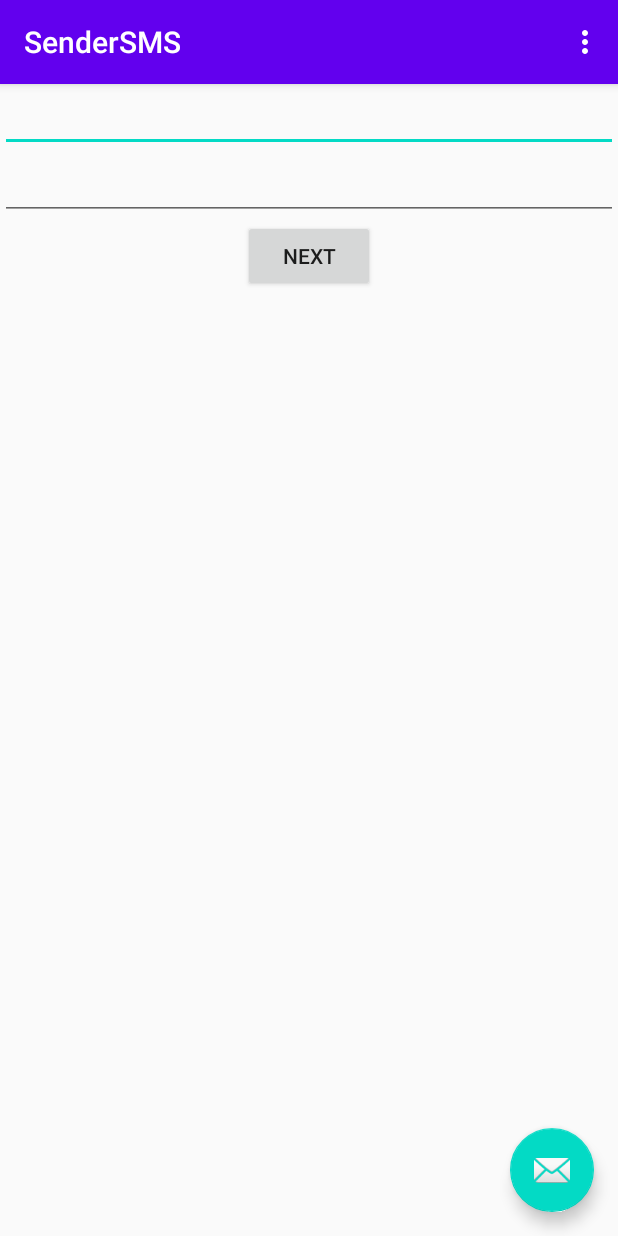
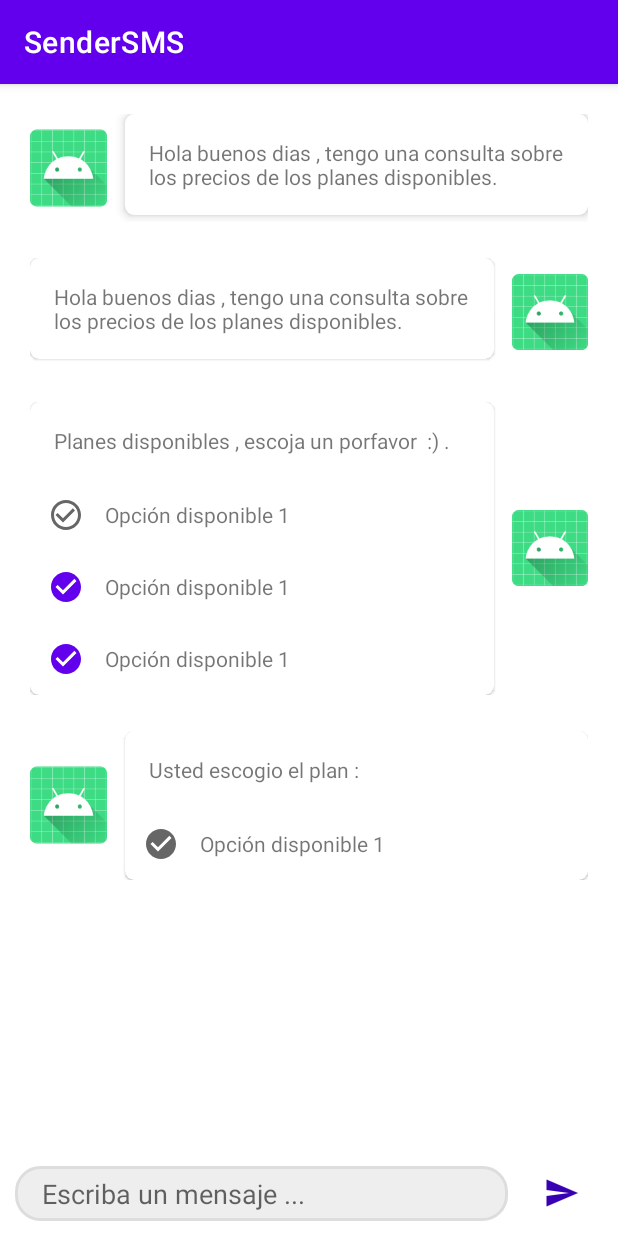
Before and after one commit to LaNsDiego/SenderSms, an Android app: the screen it shows after launch (MainActivity before the commit, ChatBotActivity after it), on a phone screen of 412 x 824 dp. Run offline under Robolectric (Android 15) with nearby library versions, the phone set to English and light mode, and no system bars.

Commit message:
chat inteface

```diff
--- a/app/build.gradle
+++ b/app/build.gradle
@@ -29,6 +29,12 @@ dependencies {
     implementation 'androidx.constraintlayout:constraintlayout:2.0.4'
     implementation 'androidx.navigation:navigation-fragment:2.3.2'
     implementation 'androidx.navigation:navigation-ui:2.3.2'
+    implementation 'com.google.android.material:material:1.2.0'
+    //POI
+//    implementation "org.apache.poi:poi:3.17"
+    implementation files('libs/poishadow-all.jar')
+//    implementation "org.apache.poi:poi-ooxml:3.17"
+
     testImplementation 'junit:junit:4.12'
     androidTestImplementation 'androidx.test.ext:junit:1.1.2'
     androidTestImplementation 'androidx.test.espresso:espresso-core:3.3.0'
--- a/app/src/main/java/com/example/sendersms/FirstFragment.java
+++ b/app/src/main/java/com/example/sendersms/FirstFragment.java
@@ -5,26 +5,56 @@ import android.content.Intent;
 import android.content.pm.PackageManager;
 import android.net.Uri;
 import android.os.Bundle;
-import android.provider.Telephony;
+import android.util.Log;
 import android.view.LayoutInflater;
 import android.view.View;
 import android.view.ViewGroup;
+import android.widget.Button;
 import android.widget.EditText;
+import android.widget.TextView;
 import android.widget.Toast;
 
 import androidx.annotation.NonNull;
 import androidx.core.app.ActivityCompat;
 import androidx.core.content.ContextCompat;
 import androidx.fragment.app.Fragment;
-import androidx.navigation.fragment.NavHostFragment;
 
 import 	android.telephony.SmsManager;
 
+import org.apache.poi.ss.usermodel.Cell;
+import org.apache.poi.ss.usermodel.Row;
+import org.apache.poi.xssf.usermodel.XSSFCell;
+import org.apache.poi.xssf.usermodel.XSSFRow;
+import org.apache.poi.xssf.usermodel.XSSFSheet;
+import org.apache.poi.xssf.usermodel.XSSFWorkbook;
+
+import java.io.InputStream;
+import java.util.Iterator;
+
 public class FirstFragment extends Fragment {
 
+    static {
+        System.setProperty(
+                "org.apache.poi.javax.xml.stream.XMLInputFactory",
+                "com.fasterxml.aalto.stax.InputFactoryImpl"
+        );
+        System.setProperty(
+                "org.apache.poi.javax.xml.stream.XMLOutputFactory",
+                "com.fasterxml.aalto.stax.OutputFactoryImpl"
+        );
+        System.setProperty(
+                "org.apache.poi.javax.xml.stream.XMLEventFactory",
+                "com.fasterxml.aalto.stax.EventFactoryImpl"
+        );
+    }
+
+    private static final int RESULT_OK = 25;
+    private static final int REQUEST_CODE_XLSX = 10;
+    private TextView textView;
     private static final int MY_PERMISSIONS_REQUEST_SEND_SMS = 100;
+    private static final String TAG = "FF";
     EditText edtPhoneNumber , edtMessage;
-
+    Uri uriXlsx;
     @Override
     public View onCreateView(
             LayoutInflater inflater, ViewGroup container,
@@ -37,16 +67,25 @@ public class FirstFragment extends Fragment {
     public void onViewCreated(@NonNull View view, Bundle savedInstanceState) {
         super.onViewCreated(view, savedInstanceState);
 
-
+        textView = view.findViewById(R.id.textview);
         edtPhoneNumber = view.findViewById(R.id.edt_phone_number);
-        edtMessage =  view.findViewById(R.id.edt_phone_number);
-
+        edtMessage =  view.findViewById(R.id.edt_message);
+        Button btnCargarXlsx = view.findViewById(R.id.btn_cargar_xlsx);
         view.findViewById(R.id.button_first).setOnClickListener(new View.OnClickListener() {
             @Override
             public void onClick(View view) {
 //                NavHostFragment.findNavController(FirstFragment.this)
 //                        .navigate(R.id.action_FirstFragment_to_SecondFragment);
                 smsSendMessage(edtPhoneNumber.getText().toString() , edtMessage.getText().toString());
+            }
+        });
+        btnCargarXlsx.setOnClickListener(new View.OnClickListener() {
+            @Override
+            public void onClick(View view) {
+                Intent intent = new Intent(Intent.ACTION_GET_CONTENT);
+//                intent.setType("application/xlsx");
+                intent.setType("application/vnd.openxmlformats-officedocument.spreadsheetml.sheet");
+                startActivityForResult(intent, REQUEST_CODE_XLSX);
             }
         });
         checkPermission();
@@ -76,11 +115,72 @@ public class FirstFragment extends Fragment {
                 .sendTextMessage(phoneNumber, null,
                         mensaje,
                         null, null);
+    }
 
-//        if (smsIntent.resolveActivity(getContext().getPackageManager()) != null) {
-//            startActivity(smsIntent);
-//        } else {
-//            Toast.makeText(getContext(), "Error al enviar mensaje", Toast.LENGTH_SHORT).show();
-//        }
+    public void readExcelFileFromAssets(Uri uriXlsx) {
+        try {
+
+          InputStream stream = getContext().getContentResolver().openInputStream(uriXlsx);
+
+            // Create a workbook using the File System
+            XSSFWorkbook myWorkBook = new XSSFWorkbook (stream);
+
+            // Get the first sheet from workbook
+            XSSFSheet mySheet = myWorkBook.getSheetAt(0);
+
+            // We now need something to iterate through the cells.
+            Iterator<Row> rowIter = mySheet.rowIterator();
+            int rowno =0;
+            textView.append("\n");
+            while (rowIter.hasNext()) {
+                Log.e(TAG, " row no "+ rowno );
+                XSSFRow myRow = (XSSFRow) rowIter.next();
+                if(rowno !=0) {
+                    Iterator<Cell> cellIter = myRow.cellIterator();
+                    int colno =0;
+                    String sno="", date="", det="";
+                    while (cellIter.hasNext()) {
+                        XSSFCell myCell = (XSSFCell) cellIter.next();
+                        if (colno==0){
+                            sno = myCell.toString();
+                        }else if (colno==1){
+                            date = myCell.toString();
+                        }else if (colno==2){
+                            det = myCell.toString();
+                        }
+                        colno++;
+                        Log.e(TAG, " Index :" + myCell.getColumnIndex() + " -- " + myCell.toString());
+                    }
+                    textView.append( sno + " -- "+ date+ "  -- "+ det+"\n");
+                }
+                rowno++;
+            }
+        } catch (Exception e) {
+            Log.e(TAG, "error "+ e.toString());
+        }
+    }
+
+    @Override
+    public void onActivityResult(int requestCode, int resultCode, Intent data) {
+
+        switch (requestCode) {
+
+            case REQUEST_CODE_XLSX:
+
+//                if (resultCode == RESULT_OK) {
+                    try {
+                        uriXlsx = data.getData();
+                        readExcelFileFromAssets(uriXlsx);
+                        Toast.makeText(getContext(), uriXlsx.toString(), Toast.LENGTH_LONG).show();
+                    }catch (Exception e){
+                        Toast.makeText(getContext(), "NO SELECIONADO", Toast.LENGTH_LONG).show();
+                        e.printStackTrace();
+                    }
+
+//                }
+                break;
+
+        }
+
     }
 }
--- /dev/null
+++ b/app/src/main/java/com/example/sendersms/views/ChatBotActivity.java
@@ -0,0 +1,16 @@
+package com.example.sendersms.views;
+
+import androidx.appcompat.app.AppCompatActivity;
+
+import android.os.Bundle;
+
+import com.example.sendersms.R;
+
+public class ChatBotActivity extends AppCompatActivity {
+
+    @Override
+    protected void onCreate(Bundle savedInstanceState) {
+        super.onCreate(savedInstanceState);
+        setContentView(R.layout.activity_chat_bot);
+    }
+}
--- /dev/null
+++ b/app/src/main/res/drawable/ic_baseline_check_circle_24.xml
@@ -0,0 +1,10 @@
+<vector xmlns:android="http://schemas.android.com/apk/res/android"
+    android:width="24dp"
+    android:height="24dp"
+    android:viewportWidth="24"
+    android:viewportHeight="24"
+    android:tint="?attr/colorControlNormal">
+  <path
+      android:fillColor="@android:color/white"
+      android:pathData="M12,2C6.48,2 2,6.48 2,12s4.48,10 10,10 10,-4.48 10,-10S17.52,2 12,2zM10,17l-5,-5 1.41,-1.41L10,14.17l7.59,-7.59L19,8l-9,9z"/>
+</vector>
--- /dev/null
+++ b/app/src/main/res/drawable/ic_baseline_check_circle_outline_24.xml
@@ -0,0 +1,10 @@
+<vector xmlns:android="http://schemas.android.com/apk/res/android"
+    android:width="24dp"
+    android:height="24dp"
+    android:viewportWidth="24"
+    android:viewportHeight="24"
+    android:tint="?attr/colorControlNormal">
+  <path
+      android:fillColor="@android:color/white"
+      android:pathData="M16.59,7.58L10,14.17l-3.59,-3.58L5,12l5,5 8,-8zM12,2C6.48,2 2,6.48 2,12s4.48,10 10,10 10,-4.48 10,-10S17.52,2 12,2zM12,20c-4.42,0 -8,-3.58 -8,-8s3.58,-8 8,-8 8,3.58 8,8 -3.58,8 -8,8z"/>
+</vector>
--- /dev/null
+++ b/app/src/main/res/drawable/ic_baseline_send_24.xml
@@ -0,0 +1,10 @@
+<vector xmlns:android="http://schemas.android.com/apk/res/android"
+    android:width="24dp"
+    android:height="24dp"
+    android:viewportWidth="24"
+    android:viewportHeight="24"
+    android:tint="?attr/colorControlNormal">
+  <path
+      android:fillColor="@android:color/white"
+      android:pathData="M2.01,21L23,12 2.01,3 2,10l15,2 -15,2z"/>
+</vector>
--- /dev/null
+++ b/app/src/main/res/drawable/rounded_edit_text.xml
@@ -0,0 +1,11 @@
+<?xml version="1.0" encoding="utf-8"?>
+<shape xmlns:android="http://schemas.android.com/apk/res/android" android:shape="rectangle">
+    <stroke
+        android:width="2dp"
+        android:color="#DDD" />
+    <solid android:color="#EEE"/>
+    <corners android:topRightRadius="16dp"
+        android:topLeftRadius="16dp"
+        android:bottomLeftRadius="16dp"
+        android:bottomRightRadius="16dp"/>
+</shape>
--- /dev/null
+++ b/app/src/main/res/layout/activity_chat_bot.xml
@@ -0,0 +1,258 @@
+<?xml version="1.0" encoding="utf-8"?>
+<LinearLayout xmlns:android="http://schemas.android.com/apk/res/android"
+    xmlns:app="http://schemas.android.com/apk/res-auto"
+    xmlns:tools="http://schemas.android.com/tools"
+    android:layout_width="match_parent"
+    android:layout_height="match_parent"
+    android:orientation="vertical"
+    tools:context=".views.ChatBotActivity">
+
+    <ScrollView
+        android:layout_weight="1"
+        android:scrollbars="vertical"
+        android:layout_width="match_parent"
+        android:layout_height="wrap_content">
+
+
+    <LinearLayout
+
+        android:layout_width="match_parent"
+        android:layout_height="wrap_content"
+        android:padding="8dp"
+        android:orientation="vertical">
+
+        <!-- MESSAGE -->
+        <LinearLayout
+                android:padding="12dp"
+                android:layout_width="match_parent"
+                android:layout_height="wrap_content"
+                android:orientation="horizontal">
+
+            <androidx.appcompat.widget.AppCompatImageView
+                android:layout_weight="1"
+                android:layout_gravity="center_vertical"
+                android:src="@mipmap/ic_launcher_round"
+                android:layout_marginRight="12dp"
+                android:layout_width="wrap_content"
+                android:layout_height="wrap_content"/>
+
+                <com.google.android.material.card.MaterialCardView
+                    android:layout_weight="3"
+                        app:cardCornerRadius="6dp"
+                        app:cardElevation="4dp"
+                        android:layout_width="match_parent"
+                        android:layout_height="wrap_content">
+
+                    <TextView
+                        android:padding="16dp"
+                        android:layout_width="match_parent"
+                        android:layout_height="wrap_content"
+                        android:text="Hola buenos dias , tengo una consulta sobre los precios de los planes disponibles."/>
+                </com.google.android.material.card.MaterialCardView>
+        </LinearLayout>
+
+        <LinearLayout
+            android:padding="12dp"
+            android:layout_width="match_parent"
+            android:layout_height="wrap_content"
+            android:orientation="horizontal">
+
+            <com.google.android.material.card.MaterialCardView
+                android:layout_weight="3"
+                app:cardCornerRadius="6dp"
+                android:layout_width="match_parent"
+                android:layout_height="wrap_content">
+
+                <TextView
+                    android:padding="16dp"
+                    android:layout_width="match_parent"
+                    android:layout_height="wrap_content"
+                    android:text="Hola buenos dias , tengo una consulta sobre los precios de los planes disponibles."/>
+            </com.google.android.material.card.MaterialCardView>
+
+            <androidx.appcompat.widget.AppCompatImageView
+                android:layout_weight="1"
+                android:layout_gravity="center_vertical"
+                android:src="@mipmap/ic_launcher_round"
+                android:layout_marginLeft="12dp"
+                android:layout_width="wrap_content"
+                android:layout_height="wrap_content"/>
+
+        </LinearLayout>
+
+        <!--      MESSAGE      -->
+        <LinearLayout
+            android:padding="12dp"
+            android:layout_width="match_parent"
+            android:layout_height="wrap_content"
+            android:orientation="horizontal">
+
+            <com.google.android.material.card.MaterialCardView
+                android:layout_weight="3"
+                app:cardCornerRadius="6dp"
+                android:layout_width="match_parent"
+                android:layout_height="wrap_content">
+
+                <LinearLayout
+                    android:layout_width="match_parent"
+                    android:layout_height="wrap_content"
+                    android:orientation="vertical">
+
+                    <TextView
+                        android:padding="16dp"
+                        android:layout_width="match_parent"
+                        android:layout_height="wrap_content"
+                        android:text="Planes disponibles , escoja un porfavor  :) ."/>
+
+                    <LinearLayout
+                        android:orientation="horizontal"
+                        android:padding="6dp"
+                        android:layout_width="match_parent"
+                        android:layout_height="wrap_content">
+                        <androidx.appcompat.widget.AppCompatImageView
+                            android:layout_marginRight="8dp"
+                            android:padding="6dp"
+                            android:layout_width="wrap_content"
+                            android:layout_height="wrap_content"
+                            android:src="@drawable/ic_baseline_check_circle_outline_24"/>
+                        <TextView
+                            android:layout_gravity="center_vertical"
+                            android:layout_width="match_parent"
+                            android:layout_height="wrap_content"
+                            android:text="Opción disponible 1"/>
+                    </LinearLayout>
+                    <LinearLayout
+                    android:padding="6dp"
+                    android:orientation="horizontal"
+                    android:layout_width="match_parent"
+                    android:layout_height="wrap_content">
+                    <androidx.appcompat.widget.AppCompatImageView
+                        android:layout_marginRight="8dp"
+                        android:padding="6dp"
+                        android:layout_width="wrap_content"
+                        android:layout_height="wrap_content"
+                        app:tint="@color/primaryColor"
+                        android:src="@drawable/ic_baseline_check_circle_24"/>
+                    <TextView
+                        android:layout_gravity="center_vertical"
+                        android:layout_width="match_parent"
+                        android:layout_height="wrap_content"
+                        android:text="Opción disponible 1"/>
+                </LinearLayout>
+                <LinearLayout
+                    android:padding="6dp"
+                    android:orientation="horizontal"
+                    android:layout_width="match_parent"
+                    android:layout_height="wrap_content">
+                    <androidx.appcompat.widget.AppCompatImageView
+                        android:layout_marginRight="8dp"
+                        android:padding="6dp"
+                        android:layout_width="wrap_content"
+                        android:layout_height="wrap_content"
+                        app:tint="@color/primaryColor"
+                        android:src="@drawable/ic_baseline_check_circle_24"/>
+                    <TextView
+                        android:layout_gravity="center_vertical"
+                        android:layout_width="match_parent"
+                        android:layout_height="wrap_content"
+                        android:text="Opción disponible 1"/>
+                </LinearLayout>
+
+                </LinearLayout>
+
+            </com.google.android.material.card.MaterialCardView>
+
+            <androidx.appcompat.widget.AppCompatImageView
+                android:layout_weight="1"
+                android:layout_gravity="center_vertical"
+                android:src="@mipmap/ic_launcher_round"
+                android:layout_marginLeft="12dp"
+                android:layout_width="wrap_content"
+                android:layout_height="wrap_content"/>
+
+        </LinearLayout>
+
+        <!-- MESSAGE -->
+        <LinearLayout
+            android:padding="12dp"
+            android:layout_width="match_parent"
+            android:layout_height="wrap_content"
+            android:orientation="horizontal">
+
+            <androidx.appcompat.widget.AppCompatImageView
+                android:layout_weight="1"
+                android:layout_gravity="center_vertical"
+                android:src="@mipmap/ic_launcher_round"
+                android:layout_marginRight="12dp"
+                android:layout_width="wrap_content"
+                android:layout_height="wrap_content"/>
+
+            <com.google.android.material.card.MaterialCardView
+                android:layout_weight="3"
+                app:cardCornerRadius="6dp"
+                android:layout_width="match_parent"
+                android:layout_height="wrap_content">
+
+                <LinearLayout
+                    android:layout_width="match_parent"
+                    android:layout_height="wrap_content"
+                    android:orientation="vertical">
+                    <TextView
+                        android:padding="16dp"
+                        android:layout_width="match_parent"
+                        android:layout_height="wrap_content"
+                        android:text="Usted escogio el plan :"/>
+
+                    <LinearLayout
+                        android:orientation="horizontal"
+                        android:padding="6dp"
+                        android:layout_width="match_parent"
+                        android:layout_height="wrap_content">
+                        <androidx.appcompat.widget.AppCompatImageView
+                            android:layout_marginRight="8dp"
+                            android:padding="6dp"
+                            android:layout_width="wrap_content"
+                            android:layout_height="wrap_content"
+                            android:src="@drawable/ic_baseline_check_circle_24"/>
+                        <TextView
+                            android:layout_gravity="center_vertical"
+                            android:layout_width="match_parent"
+                            android:layout_height="wrap_content"
+                            android:text="Opción disponible 1"/>
+                    </LinearLayout>
+                </LinearLayout>
+            </com.google.android.material.card.MaterialCardView>
+        </LinearLayout>
+
+
+    </LinearLayout>
+
+    </ScrollView>
+
+    <LinearLayout
+        android:layout_width="match_parent"
+        android:layout_height="wrap_content"
+        android:padding="6dp"
+        android:orientation="horizontal">
+
+        <com.google.android.material.textfield.TextInputEditText
+            android:layout_margin="4dp"
+            android:paddingVertical="6dp"
+            android:paddingHorizontal="18dp"
+            android:background="@drawable/rounded_edit_text"
+            android:layout_weight="3"
+            android:layout_width="wrap_content"
+            android:layout_height="wrap_content"
+            android:hint="Escriba un mensaje ..."/>
+
+        <androidx.appcompat.widget.AppCompatImageView
+            app:tint="@color/primaryDarkColor"
+            android:layout_gravity="center_vertical"
+            android:layout_weight="1"
+            android:layout_width="wrap_content"
+            android:layout_height="wrap_content"
+            android:src="@drawable/ic_baseline_send_24"/>
+
+    </LinearLayout>
+
+</LinearLayout>
--- a/app/src/main/res/layout/fragment_first.xml
+++ b/app/src/main/res/layout/fragment_first.xml
@@ -23,4 +23,16 @@
         android:layout_height="wrap_content"
         android:layout_gravity="center"
         android:text="@string/next"/>
+
+    <Button
+        android:id="@+id/btn_cargar_xlsx"
+        android:layout_width="wrap_content"
+        android:layout_height="wrap_content"
+        android:layout_gravity="center"
+        android:text="Archivo XLSX"/>
+
+    <TextView
+        android:id="@+id/textview"
+        android:layout_width="match_parent"
+        android:layout_height="match_parent"/>
 </LinearLayout>
--- a/app/src/main/res/values/colors.xml
+++ b/app/src/main/res/values/colors.xml
@@ -1,6 +1,6 @@
 <?xml version="1.0" encoding="utf-8"?>
 <resources>
-    <color name="colorPrimary">#6200EE</color>
-    <color name="colorPrimaryDark">#3700B3</color>
-    <color name="colorAccent">#03DAC5</color>
+    <color name="primaryColor">#6200EE</color>
+    <color name="primaryDarkColor">#3700B3</color>
+    <color name="secondaryColor">#03DAC5</color>
 </resources>
--- a/app/src/main/res/values/styles.xml
+++ b/app/src/main/res/values/styles.xml
@@ -1,11 +1,12 @@
 <resources>
     <!-- Base application theme. -->
-    <style name="AppTheme" parent="Theme.AppCompat.Light.DarkActionBar">
+    <style name="AppTheme" parent="Theme.MaterialComponents.Light.DarkActionBar">
         <!-- Customize your theme here. -->
-        <item name="colorPrimary">@color/colorPrimary</item>
-        <item name="colorPrimaryDark">@color/colorPrimaryDark</item>
-        <item name="colorAccent">@color/colorAccent</item>
+        <item name="colorPrimary">@color/primaryColor</item>
+        <item name="colorPrimaryDark">@color/primaryDarkColor</item>
+        <item name="colorAccent">@color/secondaryColor</item>
     </style>
+
 
     <style name="AppTheme.NoActionBar">
         <item name="windowActionBar">false</item>
```
Also changed, not shown: app/src/main/AndroidManifest.xml (+14 -5 lines), 3 other files.
